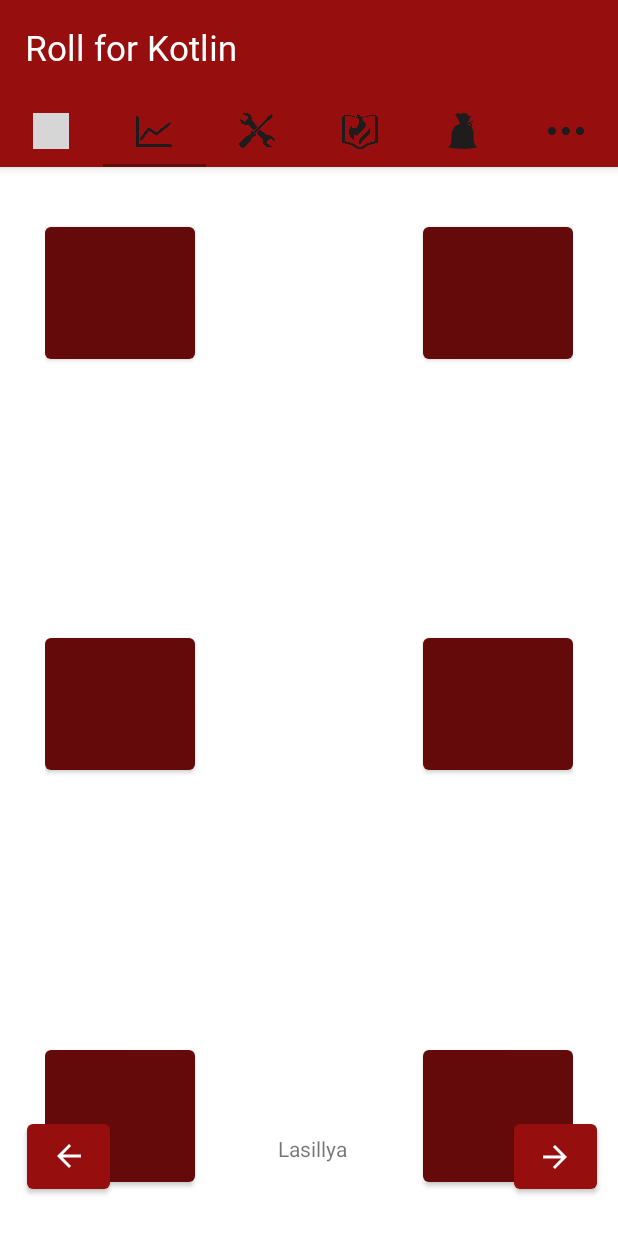
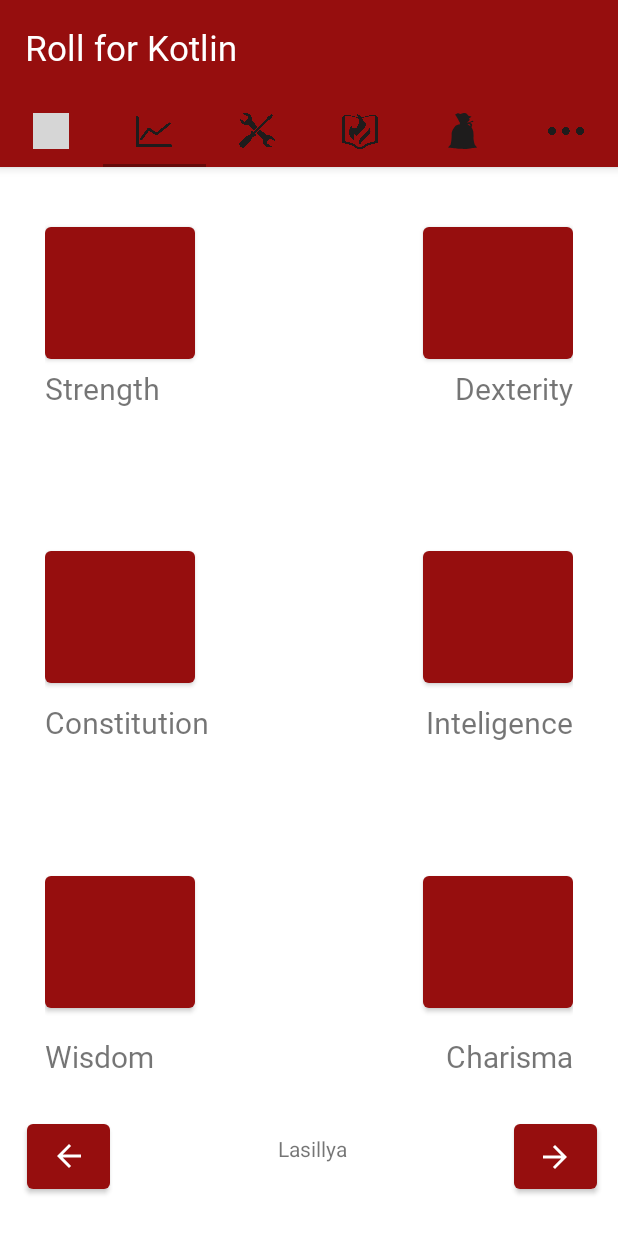
Before and after one commit to matf-pp/2021_Roll-for-Kotlin, an Android app: the MainActivity screen opened directly, with no data from a screen before it, tab 2 chosen, on a phone screen of 412 x 824 dp. Shown: the top 1233 px of the screen. Run offline under Robolectric (Android 15) with nearby library versions, the phone set to English and light mode, and no system bars; grey boxes are pictures that could not be loaded.

Commit message:
DOdata funkcionalnost dugmica

```diff
--- a/app/src/main/java/com/example/rollforkotlin/ui/main/fragments/AbilityFragment.kt
+++ b/app/src/main/java/com/example/rollforkotlin/ui/main/fragments/AbilityFragment.kt
@@ -6,6 +6,8 @@ import android.view.LayoutInflater
 import android.view.View
 import android.view.ViewGroup
 import com.example.rollforkotlin.R
+import kotlinx.android.synthetic.main.fragment_ability.*
+import kotlin.random.Random
 
 
 class AbilityFragment : Fragment() {
@@ -13,11 +15,41 @@ class AbilityFragment : Fragment() {
         super.onCreate(savedInstanceState)
         arguments?.let {
         }
+
+
     }
 
     override fun onCreateView(inflater: LayoutInflater, container: ViewGroup?,
                               savedInstanceState: Bundle?): View? {
         // Inflate the layout for this fragment
         return inflater.inflate(R.layout.fragment_ability, container, false)
+
     }
+    override fun onViewCreated(view: View, savedInstanceState: Bundle?) {
+        btnStrength.setOnClickListener{
+            val rand = Random.nextInt(1,21)
+            btnStrength.text = rand.toString()
+        }
+        btnCharisma.setOnClickListener{
+            val rand = Random.nextInt(1,21)
+            btnCharisma.text = rand.toString()
+        }
+        btnConstitution.setOnClickListener{
+            val rand = Random.nextInt(1,21)
+            btnConstitution.text = rand.toString()
+        }
+        btnDexterity.setOnClickListener{
+            val rand = Random.nextInt(1,21)
+            btnDexterity.text = rand.toString()
+        }
+        btnIntelligence.setOnClickListener{
+            val rand = Random.nextInt(1,21)
+            btnIntelligence.text = rand.toString()
+        }
+        btnWisdom.setOnClickListener{
+            val rand = Random.nextInt(1,21)
+            btnWisdom.text = rand.toString()
+        }
+    }
+
 }
--- a/app/src/main/res/layout/activity_main.xml
+++ b/app/src/main/res/layout/activity_main.xml
@@ -95,6 +95,7 @@
             android:layout_marginTop="115dp"
             app:layout_constraintBottom_toBottomOf="parent"
             app:layout_constraintEnd_toEndOf="parent"
+            android:layout_marginBottom="76dp"
 
            />
 
--- a/app/src/main/res/layout/fragment_ability.xml
+++ b/app/src/main/res/layout/fragment_ability.xml
@@ -4,7 +4,6 @@
     xmlns:tools="http://schemas.android.com/tools"
     android:layout_width="match_parent"
     android:layout_height="match_parent"
-    android:background="#FFFFFF"
     android:paddingLeft="30dp"
     android:paddingTop="30dp"
     android:paddingRight="30dp"
@@ -15,41 +14,116 @@
         android:id="@+id/btnStrength"
         android:layout_width="100dp"
         android:layout_height="100dp"
+        android:fontFamily="@font/percy_goth"
         android:textColor="#FFFFFF"
-        app:backgroundTint="#650A0A" />
+        android:textSize="20sp"
+        app:backgroundTint="#960E0E" />
+
+    <TextView
+        android:id="@+id/lbStrenght"
+        android:layout_width="wrap_content"
+        android:layout_height="wrap_content"
+        android:layout_marginTop="100dp"
+        android:fontFamily="@font/percy_goth"
+        android:text="@string/strenght"
+        android:textSize="20sp" />
 
     <Button
         android:id="@+id/btnDexterity"
         android:layout_width="100dp"
         android:layout_height="100dp"
-        android:layout_gravity="right"
-        app:backgroundTint="#650A0A" />
+        android:layout_gravity="end"
+        android:fontFamily="@font/percy_goth"
+        android:textSize="20sp"
+        app:backgroundTint="#960E0E" />
+
+    <TextView
+        android:id="@+id/lbDexterity"
+        android:layout_width="wrap_content"
+        android:layout_height="wrap_content"
+        android:layout_gravity="end"
+        android:layout_marginTop="100dp"
+        android:fontFamily="@font/percy_goth"
+        android:text="@string/dexterity"
+        android:textSize="20sp" />
 
     <Button
         android:id="@+id/btnConstitution"
         android:layout_width="100dp"
         android:layout_height="100dp"
-        android:layout_gravity="center|left"
-        app:backgroundTint="#650A0A" />
+        android:layout_gravity="center|start"
+        android:fontFamily="@font/percy_goth"
+        android:layout_marginBottom="20dp"
+        android:textSize="20sp"
+        app:backgroundTint="#960E0E" />
+
+    <TextView
+        android:id="@+id/lbConstitution"
+        android:layout_width="wrap_content"
+        android:layout_height="wrap_content"
+        android:layout_gravity="center|start"
+        android:layout_marginTop="50dp"
+        android:fontFamily="@font/percy_goth"
+        android:text="@string/constitution"
+        android:textSize="20sp" />
 
     <Button
         android:id="@+id/btnIntelligence"
         android:layout_width="100dp"
         android:layout_height="100dp"
-        android:layout_gravity="center|right"
-        app:backgroundTint="#650A0A" />
+        android:layout_gravity="center|end"
+        android:fontFamily="@font/percy_goth"
+        android:layout_marginBottom="20dp"
+        android:textSize="20sp"
+        app:backgroundTint="#960E0E" />
+
+    <TextView
+        android:id="@+id/lbInteligence"
+        android:layout_width="wrap_content"
+        android:layout_height="wrap_content"
+        android:layout_gravity="center|end"
+        android:layout_marginTop="50dp"
+        android:fontFamily="@font/percy_goth"
+        android:text="@string/inteligence"
+        android:textSize="20sp" />
 
     <Button
         android:id="@+id/btnWisdom"
         android:layout_width="100dp"
         android:layout_height="100dp"
-        android:layout_gravity="bottom|left"
-        app:backgroundTint="#650A0A" />
+        android:layout_gravity="bottom|start"
+        android:fontFamily="@font/percy_goth"
+        android:textSize="20sp"
+        android:layout_marginBottom="40dp"
+        app:backgroundTint="#960E0E" />
+
+    <TextView
+        android:id="@+id/lbWisdom"
+        android:layout_width="wrap_content"
+        android:layout_height="wrap_content"
+        android:layout_gravity="bottom|start"
+        android:layout_marginTop="80dp"
+        android:fontFamily="@font/percy_goth"
+        android:text="@string/wisdom"
+        android:textSize="20sp" />
 
     <Button
         android:id="@+id/btnCharisma"
         android:layout_width="100dp"
         android:layout_height="100dp"
-        android:layout_gravity="bottom|right"
-        app:backgroundTint="#650A0A" />
+        android:layout_gravity="bottom|end"
+        android:fontFamily="@font/percy_goth"
+        android:textSize="20sp"
+        android:layout_marginBottom="40dp"
+        app:backgroundTint="#960E0E" />
+
+    <TextView
+        android:id="@+id/lbCharisma"
+        android:layout_width="wrap_content"
+        android:layout_height="wrap_content"
+        android:layout_gravity="bottom|end"
+        android:layout_marginTop="80dp"
+        android:fontFamily="@font/percy_goth"
+        android:text="@string/charisma"
+        android:textSize="20sp" />
 </FrameLayout>
--- a/app/src/main/res/values/strings.xml
+++ b/app/src/main/res/values/strings.xml
@@ -14,6 +14,12 @@
     <string name="description"></string>
     <string name="klasa">Class</string>
     <string name="race">Race</string>
+    <string name="strenght">Strength</string>
+    <string name="wisdom">Wisdom</string>
+    <string name="inteligence">Inteligence</string>
+    <string name="dexterity">Dexterity</string>
+    <string name="charisma">Charisma</string>
+    <string name="constitution">Constitution</string>
     <string-array name="levels">
         <item>1 lvl</item>
         <item>2 lvl</item>
```
Also changed, not shown: app/src/main/res/drawable/red_button.png (added).
